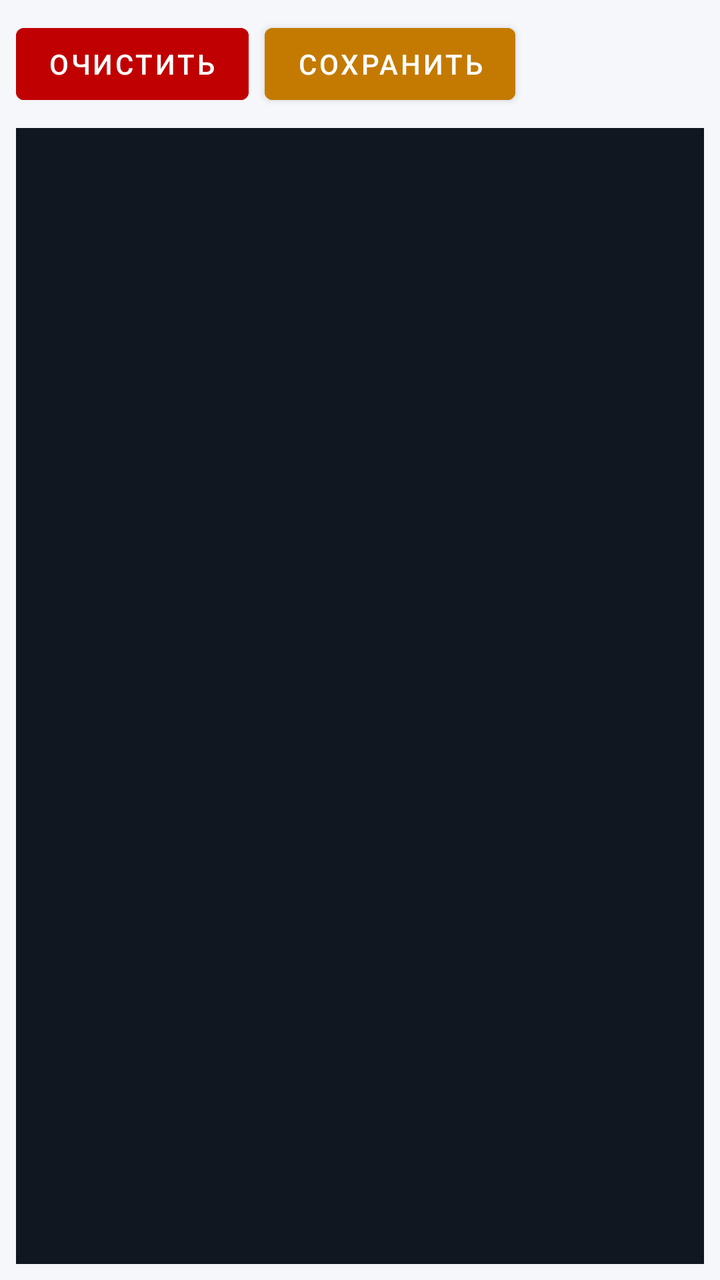
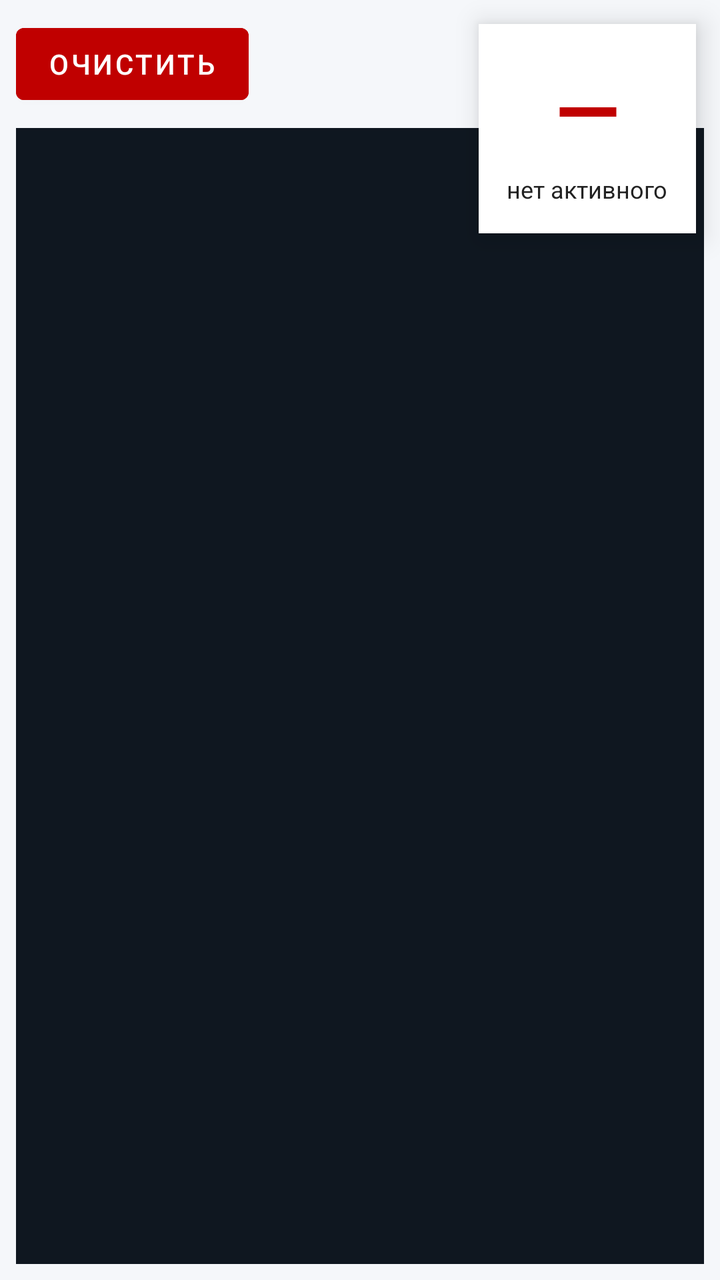

The first picture is an Android layout as it rendered before a commit; the second is the same layout after the commit. The layout source and the unified diff follow.
<!-- AndroidManifest.xml: application theme Theme.AdminPMR -->
<!-- res/layout/tab_alog.xml -->
﻿<?xml version="1.0" encoding="utf-8"?>
<LinearLayout xmlns:android="http://schemas.android.com/apk/res/android"
    android:layout_width="match_parent"
    android:layout_height="match_parent"
    android:orientation="vertical"
    android:padding="8dp">

    <LinearLayout
        android:layout_width="match_parent"
        android:layout_height="wrap_content"
        android:orientation="horizontal">

        <Button
            android:id="@+id/btnAlogClear"
            android:layout_width="wrap_content"
            android:layout_height="wrap_content"
            android:text="@string/btn_clear"
            android:backgroundTint="@color/c_red"
            android:textColor="@color/c_white" />

        <Button
            android:id="@+id/btnAlogSave"
            android:layout_width="wrap_content"
            android:layout_height="wrap_content"
            android:layout_marginStart="8dp"
            android:text="@string/btn_save"
            android:backgroundTint="@color/c_orange"
            android:textColor="@color/c_white" />

    </LinearLayout>

    <ScrollView
        android:layout_width="match_parent"
        android:layout_height="0dp"
        android:layout_weight="1"
        android:layout_marginTop="8dp"
        android:background="@color/c_log_bg">

        <TextView
            android:id="@+id/alogText"
            android:layout_width="match_parent"
            android:layout_height="wrap_content"
            android:padding="8dp"
            android:fontFamily="monospace"
            android:textColor="@color/c_log_text"
            android:textSize="12sp" />

    </ScrollView>

</LinearLayout>
<!-- resources referenced by this layout -->
<resources>
  <color name="c_log_bg">#0F1720</color>
  <color name="c_log_text">#D0F0D0</color>
  <color name="c_orange">#C47A00</color>
  <color name="c_red">#C00000</color>
  <color name="c_white">#FFFFFF</color>
  <string name="btn_clear">Очистить</string>
  <string name="btn_save">Сохранить</string>
  <style name="Theme.AdminPMR" parent="Theme.MaterialComponents.Light.NoActionBar">
          <item name="colorPrimary">@color/c_blue</item>
          <item name="colorPrimaryVariant">@color/c_blue_dark</item>
          <item name="colorOnPrimary">@color/c_white</item>
          <item name="colorSecondary">@color/c_green</item>
          <item name="colorSecondaryVariant">@color/c_green_dark</item>
          <item name="colorOnSecondary">@color/c_white</item>
          <item name="android:statusBarColor" tools:targetApi="l">@color/c_blue</item>
          <item name="android:windowBackground">@color/c_bg</item>
      </style>
  <color name="c_blue">#1A3D7C</color>
  <color name="c_blue_dark">#0F2750</color>
  <color name="c_green">#1E7A1E</color>
  <color name="c_green_dark">#145214</color>
  <color name="c_bg">#F5F7FA</color>
</resources>

<!-- the commit's change to res/layout/tab_alog.xml (unified diff, before → after) -->
@@ -1,14 +1,13 @@
-﻿<?xml version="1.0" encoding="utf-8"?>
-<LinearLayout xmlns:android="http://schemas.android.com/apk/res/android"
+<?xml version="1.0" encoding="utf-8"?>
+<FrameLayout xmlns:android="http://schemas.android.com/apk/res/android"
     android:layout_width="match_parent"
-    android:layout_height="match_parent"
-    android:orientation="vertical"
-    android:padding="8dp">
+    android:layout_height="match_parent">
 
     <LinearLayout
         android:layout_width="match_parent"
-        android:layout_height="wrap_content"
-        android:orientation="horizontal">
+        android:layout_height="match_parent"
+        android:orientation="vertical"
+        android:padding="8dp">
 
         <Button
             android:id="@+id/btnAlogClear"
@@ -18,33 +17,56 @@
             android:backgroundTint="@color/c_red"
             android:textColor="@color/c_white" />
 
-        <Button
-            android:id="@+id/btnAlogSave"
-            android:layout_width="wrap_content"
-            android:layout_height="wrap_content"
-            android:layout_marginStart="8dp"
-            android:text="@string/btn_save"
-            android:backgroundTint="@color/c_orange"
-            android:textColor="@color/c_white" />
+        <ScrollView
+            android:layout_width="match_parent"
+            android:layout_height="0dp"
+            android:layout_weight="1"
+            android:layout_marginTop="8dp"
+            android:background="@color/c_log_bg">
+
+            <TextView
+                android:id="@+id/alogText"
+                android:layout_width="match_parent"
+                android:layout_height="wrap_content"
+                android:padding="8dp"
+                android:fontFamily="monospace"
+                android:textColor="@color/c_log_text"
+                android:textSize="12sp" />
+
+        </ScrollView>
 
     </LinearLayout>
 
-    <ScrollView
-        android:layout_width="match_parent"
-        android:layout_height="0dp"
-        android:layout_weight="1"
-        android:layout_marginTop="8dp"
-        android:background="@color/c_log_bg">
+    
+    <LinearLayout
+        android:layout_width="wrap_content"
+        android:layout_height="wrap_content"
+        android:layout_gravity="top|end"
+        android:layout_margin="12dp"
+        android:orientation="vertical"
+        android:gravity="center"
+        android:padding="14dp"
+        android:background="@color/c_white"
+        android:elevation="8dp">
 
         <TextView
-            android:id="@+id/alogText"
-            android:layout_width="match_parent"
+            android:id="@+id/alogActiveNum"
+            android:layout_width="wrap_content"
             android:layout_height="wrap_content"
-            android:padding="8dp"
-            android:fontFamily="monospace"
-            android:textColor="@color/c_log_text"
+            android:text="—"
+            android:textColor="@color/c_red"
+            android:textSize="42sp"
+            android:textStyle="bold" />
+
+        <TextView
+            android:id="@+id/alogActiveName"
+            android:layout_width="wrap_content"
+            android:layout_height="wrap_content"
+            android:layout_marginTop="4dp"
+            android:text="нет активного"
+            android:textColor="@color/c_text"
             android:textSize="12sp" />
 
-    </ScrollView>
+    </LinearLayout>
 
-</LinearLayout>
+</FrameLayout>
<!-- resource entries referenced after the edit -->
@@ -2,11 +2,10 @@
 <resources>
   <color name="c_log_bg">#0F1720</color>
   <color name="c_log_text">#D0F0D0</color>
-  <color name="c_orange">#C47A00</color>
   <color name="c_red">#C00000</color>
+  <color name="c_text">#222222</color>
   <color name="c_white">#FFFFFF</color>
   <string name="btn_clear">Очистить</string>
-  <string name="btn_save">Сохранить</string>
   <style name="Theme.AdminPMR" parent="Theme.MaterialComponents.Light.NoActionBar">
           <item name="colorPrimary">@color/c_blue</item>
           <item name="colorPrimaryVariant">@color/c_blue_dark</item>
